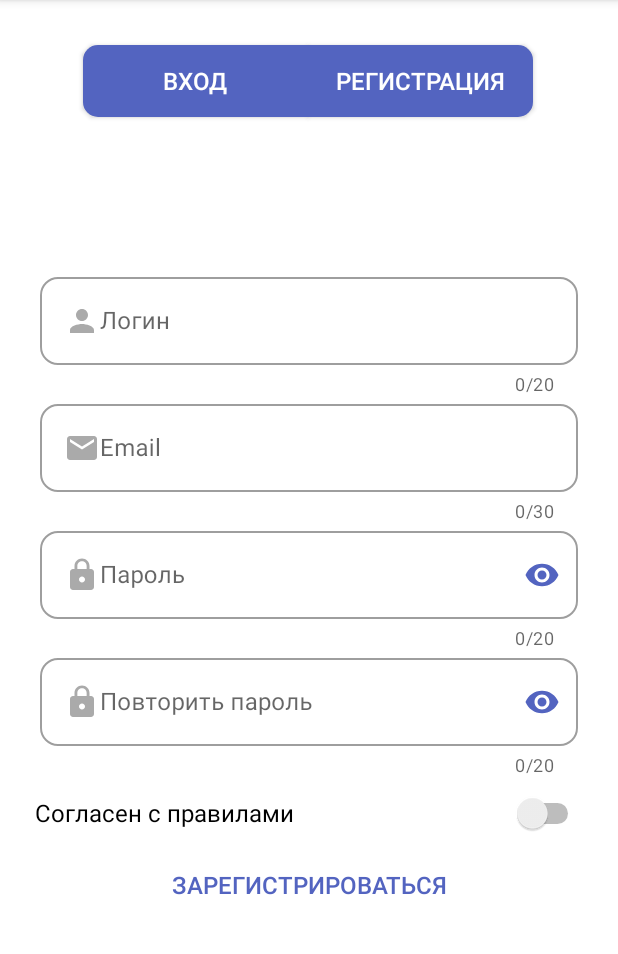
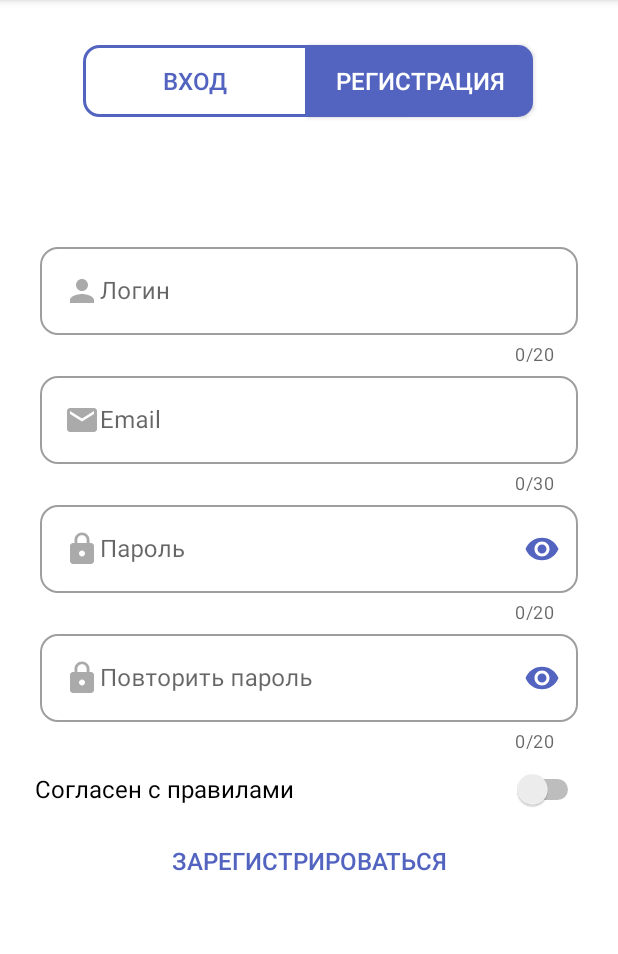
Before and after one commit to MikhailGorbach/_Vector, an Android app: the screen it shows after launch (EnterActivity), after a tap on "РЕГИСТРАЦИЯ", on a phone screen of 412 x 824 dp, the part 84-1038 px from its top. Run offline under Robolectric (Android 15) with nearby library versions, the phone set to English and light mode, and no system bars; our stand-ins replace Room's generated code.

Commit message:
new class permission, layout

```diff
--- a/app/build.gradle
+++ b/app/build.gradle
@@ -17,7 +17,7 @@ android {
 
     defaultConfig {
         applicationId "com.example.vector"
-        minSdk 26
+        minSdk 29
         targetSdk 31
         versionCode 1
         versionName "1.0"
--- a/app/src/main/AndroidManifest.xml
+++ b/app/src/main/AndroidManifest.xml
@@ -1,6 +1,9 @@
 <?xml version="1.0" encoding="utf-8"?>
 <manifest xmlns:android="http://schemas.android.com/apk/res/android"
     package="com.example.vector" >
+
+    <uses-permission android:name="android.permission.ACCESS_BACKGROUND_LOCATION" />
+    <uses-permission android:name="android.permission.CAMERA" />
 
     <application
         android:allowBackup="true"
--- a/app/src/main/java/com/example/vector/EnterActivity.kt
+++ b/app/src/main/java/com/example/vector/EnterActivity.kt
@@ -2,6 +2,8 @@ package com.example.vector
 
 import android.os.Bundle
 import androidx.appcompat.app.AppCompatActivity
+import androidx.appcompat.widget.AppCompatButton
+import androidx.core.content.ContextCompat
 import androidx.navigation.findNavController
 import com.example.vector.databinding.ActivityEnterBinding
 
@@ -12,14 +14,23 @@ class EnterActivity : AppCompatActivity() {
         binding = ActivityEnterBinding.inflate(layoutInflater)
         setContentView(binding.root)
         binding.registrBtn.setOnClickListener {
+            changeButtons(binding.registrBtn, binding.loginBtn, true)
             if (findNavController(R.id.fragmentContainerView).currentDestination?.id != R.id.registerFragment) {
                 findNavController(R.id.fragmentContainerView).navigate(R.id.action_loginFragment_to_registerFragment)
             }
         }
         binding.loginBtn.setOnClickListener {
+            changeButtons(binding.loginBtn, binding.registrBtn, false)
             if (findNavController(R.id.fragmentContainerView).currentDestination?.id != R.id.loginFragment) {
                 findNavController(R.id.fragmentContainerView).navigate(R.id.action_registerFragment_to_loginFragment)
             }
         }
     }
+
+    private fun changeButtons(Btn1: AppCompatButton, Btn2: AppCompatButton, valid: Boolean) {
+        Btn1.isSelected = valid
+        Btn2.isSelected = valid
+        Btn1.setTextColor(ContextCompat.getColor(applicationContext, R.color.white))
+        Btn2.setTextColor(ContextCompat.getColor(applicationContext, R.color.blue))
+    }
 }
--- a/app/src/main/java/com/example/vector/screens/MapFragment.kt
+++ b/app/src/main/java/com/example/vector/screens/MapFragment.kt
@@ -5,6 +5,7 @@ import android.view.LayoutInflater
 import android.view.View
 import android.view.ViewGroup
 import androidx.fragment.app.Fragment
+import com.example.vector.access.UserPermission
 import com.example.vector.databinding.FragmentMapBinding
 
 class MapFragment : Fragment() {
@@ -20,6 +21,8 @@ class MapFragment : Fragment() {
 
     override fun onViewCreated(view: View, savedInstanceState: Bundle?) {
         super.onViewCreated(view, savedInstanceState)
+        val per = UserPermission(requireContext(), requireActivity())
+        per.requestPermission()
     }
 
     override fun onDestroy() {
--- a/app/src/main/res/drawable/button_login.xml
+++ b/app/src/main/res/drawable/button_login.xml
@@ -1,5 +1,6 @@
 <?xml version="1.0" encoding="utf-8"?>
 <selector xmlns:android="http://schemas.android.com/apk/res/android">
-    <item android:state_pressed="true" android:drawable="@drawable/rounded_loginbtn_pressed_blue"/>
-    <item android:state_pressed="false" android:drawable="@drawable/rounded_loginbtn_blue"/>
+    <item android:state_pressed="true" android:drawable="@drawable/rounded_loginbtn_blue"/>
+    <item android:state_selected="true" android:drawable="@drawable/rounded_loginbtn_blue"/>
+    <item android:state_pressed="false" android:drawable="@drawable/rounded_loginbtn_blue_pressed"/>
 </selector>
--- a/app/src/main/res/drawable/button_registr.xml
+++ b/app/src/main/res/drawable/button_registr.xml
@@ -1,5 +1,6 @@
 <?xml version="1.0" encoding="utf-8"?>
 <selector xmlns:android="http://schemas.android.com/apk/res/android">
     <item android:state_pressed="true" android:drawable="@drawable/rounded_registbtn_pressed_blue"/>
+    <item android:state_selected="true" android:drawable="@drawable/rounded_registbtn_pressed_blue"/>
     <item android:state_pressed="false" android:drawable="@drawable/rounded_registbtn_blue"/>
 </selector>
--- a/app/src/main/res/drawable/rounded_loginbtn_blue.xml
+++ b/app/src/main/res/drawable/rounded_loginbtn_blue.xml
@@ -1,7 +1,8 @@
 <?xml version="1.0" encoding="utf-8"?>
 <shape xmlns:android="http://schemas.android.com/apk/res/android"
     android:shape="rectangle">
-    <solid android:color="@color/blue" />
+    <solid android:color="@color/transparent" />
+    <stroke android:color="@color/blue" android:width="2dp"/>
     <corners
         android:bottomLeftRadius="10dp"
         android:topLeftRadius="10dp" />
--- a/app/src/main/res/drawable/rounded_loginbtn_pressed_blue.xml
+++ b/app/src/main/res/drawable/rounded_loginbtn_blue_pressed.xml
@@ -1,7 +1,7 @@
 <?xml version="1.0" encoding="utf-8"?>
 <shape xmlns:android="http://schemas.android.com/apk/res/android"
     android:shape="rectangle">
-    <solid android:color="@color/blue_light" />
+    <solid android:color="@color/blue" />
     <corners
         android:bottomLeftRadius="10dp"
         android:topLeftRadius="10dp" />
--- a/app/src/main/res/drawable/rounded_registbtn_blue.xml
+++ b/app/src/main/res/drawable/rounded_registbtn_blue.xml
@@ -1,7 +1,8 @@
 <?xml version="1.0" encoding="utf-8"?>
 <shape xmlns:android="http://schemas.android.com/apk/res/android"
     android:shape="rectangle">
-    <solid android:color="@color/blue" />
+    <solid android:color="@color/transparent" />
+    <stroke android:width="2dp" android:color="@color/blue"/>
     <corners
         android:bottomRightRadius="10dp"
         android:topRightRadius="10dp" />
--- a/app/src/main/res/drawable/rounded_registbtn_pressed_blue.xml
+++ b/app/src/main/res/drawable/rounded_registbtn_pressed_blue.xml
@@ -1,7 +1,7 @@
 <?xml version="1.0" encoding="utf-8"?>
 <shape xmlns:android="http://schemas.android.com/apk/res/android"
     android:shape="rectangle">
-    <solid android:color="@color/blue_light" />
+    <solid android:color="@color/blue" />
     <corners
         android:bottomRightRadius="10dp"
         android:topRightRadius="10dp" />
--- a/app/src/main/res/layout/activity_enter.xml
+++ b/app/src/main/res/layout/activity_enter.xml
@@ -11,7 +11,7 @@
         android:layout_marginTop="30dp"
         android:background="@drawable/button_registr"
         android:text="@string/reg"
-        android:textColor="@color/white"
+        android:textColor="@color/blue"
         android:textSize="16sp"
         app:layout_constraintStart_toEndOf="@+id/loginBtn"
         app:layout_constraintTop_toTopOf="parent" />
--- a/app/src/main/res/layout/fragment_login.xml
+++ b/app/src/main/res/layout/fragment_login.xml
@@ -13,7 +13,7 @@
         android:layout_width="match_parent"
         android:layout_height="wrap_content"
         android:layout_marginStart="25dp"
-        android:layout_marginTop="80dp"
+        android:layout_marginTop="60dp"
         android:layout_marginEnd="25dp"
         app:boxCornerRadiusBottomEnd="12dp"
         app:boxCornerRadiusBottomStart="12dp"
--- a/app/src/main/res/layout/fragment_register.xml
+++ b/app/src/main/res/layout/fragment_register.xml
@@ -12,7 +12,7 @@
         android:layout_width="match_parent"
         android:layout_height="wrap_content"
         android:layout_marginStart="25dp"
-        android:layout_marginTop="80dp"
+        android:layout_marginTop="60dp"
         android:layout_marginEnd="25dp"
         app:boxCornerRadiusBottomEnd="12dp"
         app:boxCornerRadiusBottomStart="12dp"
@@ -48,6 +48,7 @@
         android:layout_width="match_parent"
         android:layout_height="wrap_content"
         android:layout_marginStart="25dp"
+        android:layout_marginTop="1dp"
         android:layout_marginEnd="25dp"
         app:boxCornerRadiusBottomEnd="12dp"
         app:boxCornerRadiusBottomStart="12dp"
@@ -81,6 +82,7 @@
         android:layout_width="match_parent"
         android:layout_height="wrap_content"
         android:layout_marginStart="25dp"
+        android:layout_marginTop="1dp"
         android:layout_marginEnd="25dp"
         app:boxCornerRadiusBottomEnd="12dp"
         app:boxCornerRadiusBottomStart="12dp"
@@ -115,6 +117,7 @@
         android:layout_width="match_parent"
         android:layout_height="wrap_content"
         android:layout_marginStart="25dp"
+        android:layout_marginTop="1dp"
         android:layout_marginEnd="25dp"
         app:boxCornerRadiusBottomEnd="12dp"
         app:boxCornerRadiusBottomStart="12dp"
```
